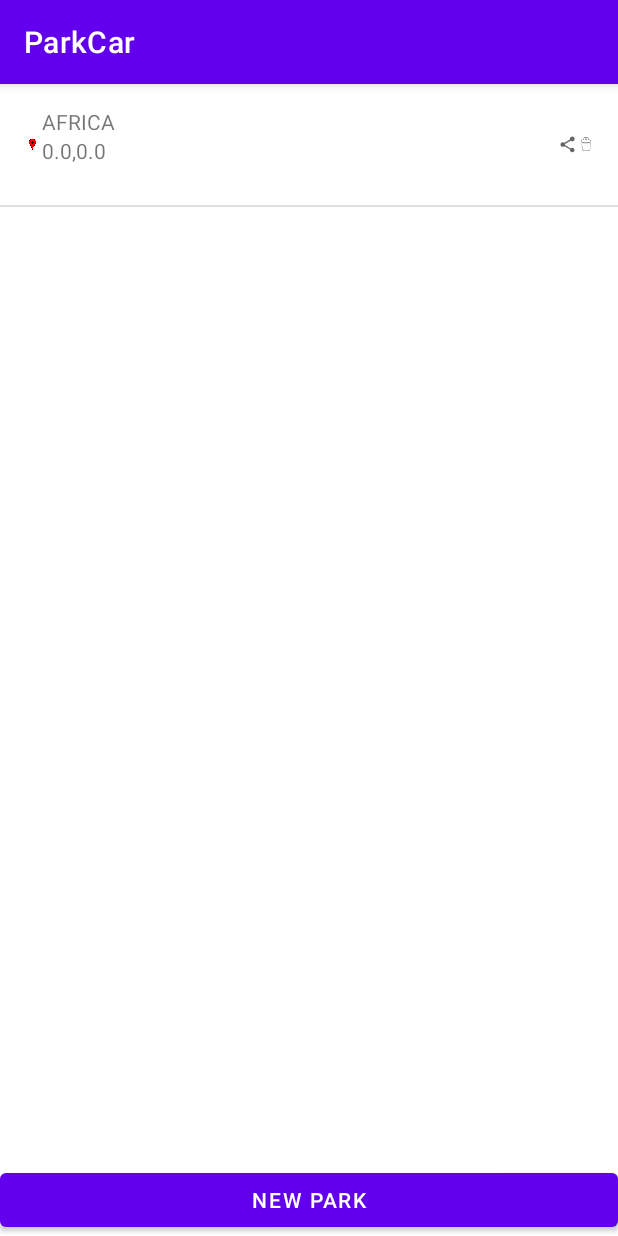
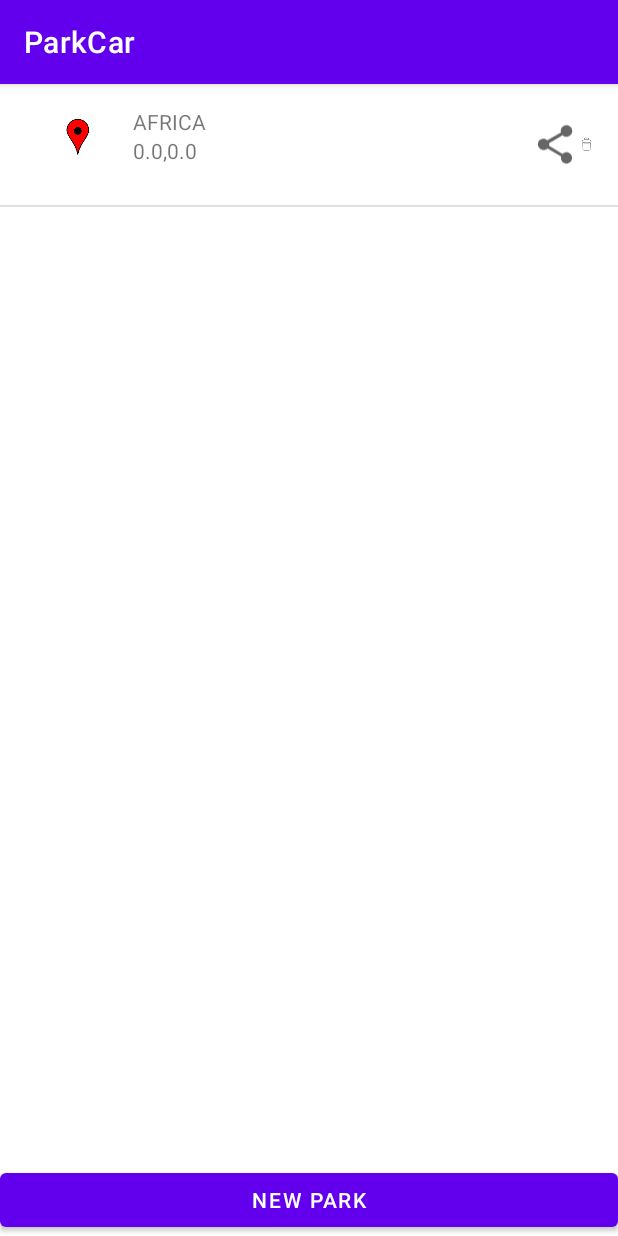
Before and after one commit to mcerio/ParkCarApp, an Android app: the fragment SavePositionFragment placed in its activity, after a tap on "SAVE PARK", on a phone screen of 412 x 824 dp. Run offline under Robolectric (Android 15) with nearby library versions, the phone set to English and light mode, and no system bars.

```diff
--- a/app/src/main/java/com/example/parkcar/DatabaseHelper.kt
+++ b/app/src/main/java/com/example/parkcar/DatabaseHelper.kt
@@ -15,7 +15,7 @@ val ID_PARKING = "idParking"
 val LAT = "latitude"
 val LONG = "longitude"
 val ADDRESS = "address"
-
+lateinit var pos: Position
 
 
 class DataBaseHelper(var context: Context) : SQLiteOpenHelper(context, DATABASE_NAME, null, DATABASE_VERSION){
@@ -54,21 +54,22 @@ class DataBaseHelper(var context: Context) : SQLiteOpenHelper(context, DATABASE_
         val result = db.rawQuery(query, null)
         if (result.moveToFirst()) {
             do {
-                val pos = Position()
-                pos.id = result.getInt(result.getColumnIndex(ID_PARKING))
-                pos.lat = result.getDouble(result.getColumnIndex(LAT))
-                pos.long = result.getDouble(result.getColumnIndex(LONG))
-                pos.address = result.getString(result.getColumnIndex(ADDRESS))
+                var p = Position()
+                p.id = result.getInt(result.getColumnIndex(ID_PARKING))
+                p.lat = result.getDouble(result.getColumnIndex(LAT))
+                p.long = result.getDouble(result.getColumnIndex(LONG))
+                p.address = result.getString(result.getColumnIndex(ADDRESS))
+                pos=p
                 list.add(pos)
             } while (result.moveToNext())
         }
         return list
     }
 
-    fun removeData(position:Position) {
+    fun removeData() {
 
         val db = this.readableDatabase
-        var posId=position.id
+        var posId=pos.id
         Log.v("ID","$posId //////////////////////////////////////////////////////////////////////////////////")
         val query = "Delete  from $TABLENAME where $ID_PARKING=$posId"
         val result = db.rawQuery(query, null)
--- a/app/src/main/java/com/example/parkcar/ListPositionAdapter.kt
+++ b/app/src/main/java/com/example/parkcar/ListPositionAdapter.kt
@@ -56,11 +56,7 @@ class ListPositionAdapter(private val context: Context, private val data: Mutabl
                 coordinate.text="$lat,$long"
             }
 
-            //val parts = data[position].split(" ")
-            /* personSurname.text = parts[1]
-             personName.text = parts[0]
-             personPos.text =
-                 "${position+1}"*/
+
         }
 
 
@@ -82,7 +78,7 @@ class ListPositionAdapter(private val context: Context, private val data: Mutabl
         binLogo.setOnClickListener{
 
             //TODO cancello parcheggio
-            db.removeData(pos)
+            db.removeData()
             notifyDataSetChanged()
             notifyDataSetInvalidated()
 
--- a/app/src/main/res/layout/position_adapter_layout.xml
+++ b/app/src/main/res/layout/position_adapter_layout.xml
@@ -9,15 +9,15 @@
 
     <ImageView
         android:id="@+id/imageViewPinMaps"
-        android:layout_width="50dp"
-        android:layout_height="50dp"
-        android:layout_weight="1"
+        android:layout_width="100dp"
+        android:layout_height="40dp"
+        android:layout_weight="0.7"
         app:srcCompat="@mipmap/ic_launcher_position_foreground" />
 
     <LinearLayout
         android:layout_width="match_parent"
-        android:layout_height="match_parent"
-        android:layout_weight="1"
+        android:layout_height="wrap_content"
+        android:layout_weight="3"
         android:orientation="vertical">
 
         <TextView
@@ -37,7 +37,7 @@
         android:id="@+id/imageViewShare"
         android:layout_width="50dp"
         android:layout_height="50dp"
-        android:layout_weight="1"
+        android:layout_weight="0.5"
         app:srcCompat="?attr/actionModeShareDrawable" />
 
     <ImageView
```
